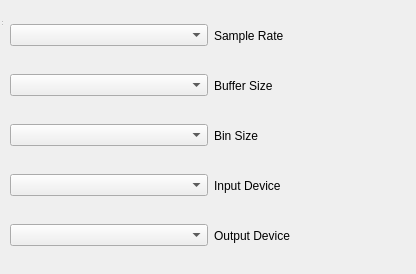
bolkaaa/CATE, file src/GUI/AudioSettingsWindow.ui: the form before one commit.
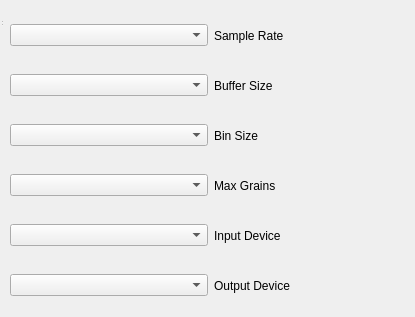
The form after the commit.

```diff
--- a/src/GUI/AudioSettingsWindow.ui
+++ b/src/GUI/AudioSettingsWindow.ui
@@ -6,8 +6,8 @@
    <rect>
     <x>0</x>
     <y>0</y>
-    <width>416</width>
-    <height>274</height>
+    <width>415</width>
+    <height>317</height>
    </rect>
   </property>
   <property name="windowTitle">
@@ -93,7 +93,7 @@
    <property name="geometry">
     <rect>
      <x>10</x>
-     <y>160</y>
+     <y>210</y>
      <width>401</width>
      <height>51</height>
     </rect>
@@ -115,7 +115,7 @@
    <property name="geometry">
     <rect>
      <x>10</x>
-     <y>210</y>
+     <y>260</y>
      <width>401</width>
      <height>51</height>
     </rect>
@@ -133,6 +133,28 @@
     </item>
    </layout>
   </widget>
+  <widget class="QWidget" name="horizontalLayoutWidget_6">
+   <property name="geometry">
+    <rect>
+     <x>10</x>
+     <y>160</y>
+     <width>401</width>
+     <height>51</height>
+    </rect>
+   </property>
+   <layout class="QHBoxLayout" name="horizontalLayout_8">
+    <item>
+     <widget class="QComboBox" name="max_grains_box"/>
+    </item>
+    <item>
+     <widget class="QLabel" name="max_grains_name">
+      <property name="text">
+       <string>Max Grains</string>
+      </property>
+     </widget>
+    </item>
+   </layout>
+  </widget>
  </widget>
  <resources/>
  <connections/>
```
